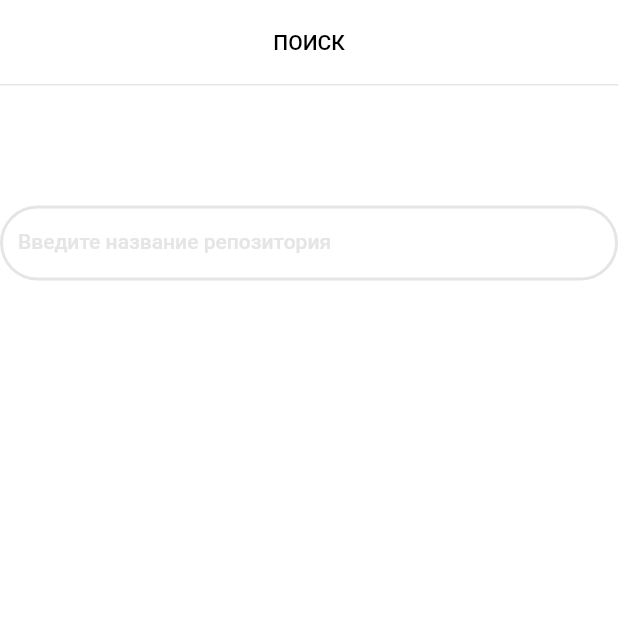
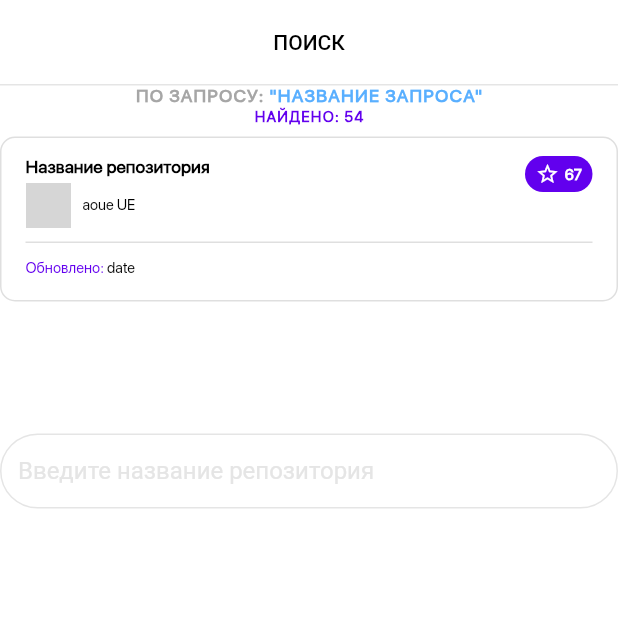
Before and after one commit to Dan-Crane/flutter_github_tz, a Flutter app: the screen it shows after launch, on a phone screen of 412 x 824 dp, the top half of it. Run offline on Flutter 3.47's test engine with Material 2 defaults, Android fonts, the phone set to English and light mode, and no system bars; our stand-ins replace adaptive_theme; network calls fail; grey boxes are pictures that could not be loaded.

Commit message:
ui to result page

```diff
--- a/lib/internal/app.dart
+++ b/lib/internal/app.dart
@@ -14,13 +14,13 @@ class App extends StatelessWidget {
       light: kLightTheme,
       initial: AdaptiveThemeMode.light,
       builder: (light, dark) => MaterialApp(
-        // localizationsDelegates: [
-        //   S.delegate,
-        //   GlobalMaterialLocalizations.delegate,
-        //   GlobalWidgetsLocalizations.delegate,
-        //   GlobalCupertinoLocalizations.delegate,
-        // ],
-        // supportedLocales: S.delegate.supportedLocales,
+        localizationsDelegates: [
+          S.delegate,
+          GlobalMaterialLocalizations.delegate,
+          GlobalWidgetsLocalizations.delegate,
+          GlobalCupertinoLocalizations.delegate,
+        ],
+        supportedLocales: S.delegate.supportedLocales,
         title: 'GitHub_tz',
         theme: light,
         darkTheme: dark,
--- a/lib/l10n/intl_ru_RU.arb
+++ b/lib/l10n/intl_ru_RU.arb
@@ -1,6 +1,9 @@
 {
-  "search_page": {
-    "app_bar":"ПОИСК",
-    "test":"test"
-  }
+  "@@locale": "ru_RU",
+  "search_P_app_bar": "ПОИСК",
+  "search_P_btn": "ПОИСК",
+  "result_P_app": "РЕЗУЛЬТАТ ПОИСКА",
+  "result_P_title" : "ПО ЗАПРОСУ: ",
+  "result_P_subtitle" : "НАЙДЕНО: ",
+  "result_card_info" : "Обновлено: "
 }
--- a/lib/presentation/home_page/home_page.dart
+++ b/lib/presentation/home_page/home_page.dart
@@ -1,5 +1,11 @@
 import 'package:flutter/material.dart';
 import 'package:github_tz/presentation/home_page/widgets/search_input.dart';
+import 'package:github_tz/presentation/result_page/widgets/custom_tile.dart';
+import 'package:github_tz/presentation/result_page/widgets/descr.dart';
+import 'package:github_tz/presentation/result_page/widgets/title.dart';
+import 'package:github_tz/presentation/widgets/app_bar.dart';
+
+import '../../generated/l10n.dart';
 
 class HomePage extends StatelessWidget {
   const HomePage({Key key}) : super(key: key);
@@ -7,21 +13,12 @@ class HomePage extends StatelessWidget {
   @override
   Widget build(BuildContext context) {
     return Scaffold(
-      appBar: AppBar(
-        title: Text(
-          'ПОИСК',
-          style: Theme.of(context).textTheme.subtitle1,
-        ),
-        bottom: PreferredSize(
-          child: Container(
-            color: Theme.of(context).primaryColor,
-            height: 1.0,
-          ),
-          preferredSize: Size.fromHeight(1.0),
-        ),
-      ),
+      appBar: appBar(ctx: context, descr: S.of(context).search_P_app_bar),
       body: Column(
         children: [
+          ResultPageTitle(text: 'НАЗВАНИЕ ЗАПРОСА'),
+          Descr(repoLength: 54),
+          CustomTile(),
           SizedBox(height: 80),
           SearchInput(),
         ],
--- a/lib/presentation/home_page/widgets/search_input.dart
+++ b/lib/presentation/home_page/widgets/search_input.dart
@@ -23,7 +23,7 @@ class SearchInput extends StatelessWidget {
           enabledBorder: OutlineInputBorder(
             borderRadius: BorderRadius.circular(50),
             borderSide: BorderSide(
-              width: 2,
+              width: 1,
               color: Theme.of(context).primaryColor,
             ),
           ),
--- /dev/null
+++ b/lib/presentation/result_page/result_page.dart
@@ -0,0 +1,10 @@
+import 'package:flutter/material.dart';
+
+class ResultPage extends StatelessWidget {
+  const ResultPage({Key key}) : super(key: key);
+
+  @override
+  Widget build(BuildContext context) {
+    return Container();
+  }
+}
--- /dev/null
+++ b/lib/presentation/result_page/widgets/custom_tile.dart
@@ -0,0 +1,179 @@
+import 'package:flutter/material.dart';
+
+import '../../../generated/l10n.dart';
+
+class CustomTile extends StatelessWidget {
+  const CustomTile({Key key}) : super(key: key);
+
+  @override
+  Widget build(BuildContext context) {
+    return Container(
+      height: 110.0,
+      width: double.infinity,
+      margin: const EdgeInsets.symmetric(vertical: 8),
+      padding: const EdgeInsets.fromLTRB(16, 12, 16, 16),
+      decoration: BoxDecoration(
+        borderRadius: BorderRadius.circular(10),
+        border: Border.all(
+          width: 1,
+          color: Theme.of(context).colorScheme.primary,
+        ),
+      ),
+      child: Column(
+        crossAxisAlignment: CrossAxisAlignment.stretch,
+        mainAxisAlignment: MainAxisAlignment.spaceBetween,
+        children: [
+          _Header(),
+          Spacer(),
+          Divider(height: 1.0, thickness: 1.0),
+          SizedBox(height: 10),
+          _Body(date: 'date'),
+        ],
+      ),
+    );
+  }
+}
+
+class _Header extends StatelessWidget {
+  const _Header({Key key}) : super(key: key);
+
+  @override
+  Widget build(BuildContext context) {
+    return Row(
+      mainAxisAlignment: MainAxisAlignment.spaceBetween,
+      crossAxisAlignment: CrossAxisAlignment.start,
+      children: [
+        _HeaderInfo(
+            repoName: 'Название репозитория',
+            userName: 'aoue UE',
+            avatar:
+                'https://external-content.duckduckgo.com/iu/?u=http%3A%2F%2Fwww.ryanphotographic.com%2Fimages%2FJPEGS%2FFelis%2520manul%2520Pallas%27s%2520cat.jpg&f=1&nofb=1'),
+        _HeaderStarBtn(stars: 67),
+      ],
+    );
+  }
+}
+
+class _HeaderInfo extends StatelessWidget {
+  const _HeaderInfo({
+    Key key,
+    @required this.repoName,
+    @required this.userName,
+    @required this.avatar,
+  }) : super(key: key);
+
+  final String repoName;
+  final String userName;
+  final String avatar;
+
+  @override
+  Widget build(BuildContext context) {
+    return Column(
+      crossAxisAlignment: CrossAxisAlignment.start,
+      children: [
+        Text(
+          repoName,
+          style: TextStyle(
+            fontFamily: 'SFProDisplay',
+            color: Colors.black,
+            fontWeight: FontWeight.w600,
+            fontSize: 12,
+          ),
+        ),
+        SizedBox(height: 4),
+        Row(
+          mainAxisAlignment: MainAxisAlignment.center,
+          children: [
+            Container(
+              width: 30,
+              height: 30,
+              child: ClipOval(
+                child: Image.network(avatar, fit: BoxFit.fill),
+              ),
+            ),
+            SizedBox(width: 8),
+            Text(
+              userName,
+              style: TextStyle(
+                fontFamily: 'SFProDisplay',
+                height: 1,
+                color: Colors.black,
+                fontSize: 10,
+                fontWeight: FontWeight.normal,
+              ),
+            )
+          ],
+        ),
+      ],
+    );
+  }
+}
+
+class _HeaderStarBtn extends StatelessWidget {
+  const _HeaderStarBtn({Key key, @required this.stars}) : super(key: key);
+
+  final int stars;
+
+  @override
+  Widget build(BuildContext context) {
+    return Container(
+      height: 24,
+      padding: const EdgeInsets.symmetric(horizontal: 7, vertical: 4),
+      decoration: BoxDecoration(
+        color: Theme.of(context).colorScheme.primaryVariant,
+        borderRadius: BorderRadius.circular(50),
+      ),
+      constraints: BoxConstraints(minWidth: 45),
+      child: Row(
+        mainAxisAlignment: MainAxisAlignment.spaceBetween,
+        children: [
+          Icon(Icons.star_border, size: 16, color: Colors.white),
+          SizedBox(width: 2),
+          Text(
+            stars.toString(),
+            style: TextStyle(
+              fontFamily: 'SFProDisplay',
+              fontSize: 10,
+              fontWeight: FontWeight.w600,
+              color: Colors.white,
+            ),
+          ),
+        ],
+      ),
+    );
+  }
+}
+
+class _Body extends StatelessWidget {
+  const _Body({Key key, @required this.date}) : super(key: key);
+
+  final String date;
+
+  @override
+  Widget build(BuildContext context) {
+    return RichText(
+      text: TextSpan(
+        children: [
+          TextSpan(
+            text: S.of(context).result_card_info,
+            style: TextStyle(
+              fontFamily: 'SFProDisplay',
+              color: Theme.of(context).colorScheme.primaryVariant,
+              fontWeight: FontWeight.normal,
+              fontSize: 10,
+            ),
+          ),
+          TextSpan(
+            text: date,
+            style: TextStyle(
+              fontFamily: 'SFProDisplay',
+              color: Colors.black,
+              fontWeight: FontWeight.normal,
+              fontSize: 10,
+            ),
+          ),
+        ],
+      ),
+    );
+  }
+}
--- /dev/null
+++ b/lib/presentation/result_page/widgets/descr.dart
@@ -0,0 +1,30 @@
+import 'package:flutter/material.dart';
+
+import '../../../generated/l10n.dart';
+
+class Descr extends StatelessWidget {
+  const Descr({Key key, @required this.repoLength}) : super(key: key);
+
+  final int repoLength;
+
+  @override
+  Widget build(BuildContext context) {
+    return Center(
+      child: RichText(
+        text: TextSpan(
+          style: TextStyle(
+            fontFamily: 'SFProDisplay',
+            color: Theme.of(context).colorScheme.primaryVariant,
+            fontWeight: FontWeight.w600,
+            fontSize: 10,
+            letterSpacing: 0.8,
+          ),
+          children: [
+            TextSpan(text: S.of(context).result_P_subtitle),
+            TextSpan(text: repoLength.toString()),
+          ],
+        ),
+      ),
+    );
+  }
+}
--- /dev/null
+++ b/lib/presentation/result_page/widgets/title.dart
@@ -0,0 +1,31 @@
+import 'package:flutter/material.dart';
+
+import '../../../generated/l10n.dart';
+
+class ResultPageTitle extends StatelessWidget {
+  const ResultPageTitle({Key key, @required this.text}) : super(key: key);
+
+  final String text;
+
+  @override
+  Widget build(BuildContext context) {
+    return Center(
+      child: RichText(
+        text: TextSpan(
+          children: [
+            TextSpan(
+              text: S.of(context).result_P_title,
+              style: Theme.of(context).textTheme.headline1,
+            ),
+            TextSpan(
+              text: '"${text.toUpperCase()}"',
+              style: Theme.of(context).textTheme.headline1.merge(
+                    TextStyle(color: Theme.of(context).accentColor),
+                  ),
+            ),
+          ],
+        ),
+      ),
+    );
+  }
+}
--- a/lib/presentation/themes/kLightTheme.dart
+++ b/lib/presentation/themes/kLightTheme.dart
@@ -4,19 +4,37 @@ final kLightTheme = ThemeData.light().copyWith(
   scaffoldBackgroundColor: Colors.white,
   appBarTheme: AppBarTheme(
     color: Colors.white,
-    // textTheme: ,
+    textTheme: TextTheme(
+      headline6: TextStyle(
+        color: Colors.black,
+        fontSize: 14,
+        fontWeight: FontWeight.w500,
+      ),
+    ),
     elevation: 0.0,
     centerTitle: true,
   ),
   textTheme: TextTheme(
-    subtitle1: TextStyle(
-      fontSize: 14.0,
-      color: Colors.black,
+    headline1: TextStyle(
+      fontSize: 12.0,
+      letterSpacing: 0.8,
+      color: Color.fromRGBO(166, 166, 166, 1.0),
       fontFamily: 'SFProDisplay',
-      fontWeight: FontWeight.w500,
+      fontWeight: FontWeight.w700,
     ),
+    bodyText1: TextStyle(
+      color: Colors.red,
+    ),
+  ),
+  colorScheme: ColorScheme.light().copyWith(
+    // #DFDFDF
+    primary: Color.fromRGBO(223, 223, 223, 1.0),
+    // #A6A6A6
+    primaryVariant: Color.fromRGBO(166, 166, 166, 1.0),
+    // secondary:
   ),
   primaryColor: Color.fromRGBO(229, 229, 229, 1.0),
   accentColor: Color.fromRGBO(89, 175, 255, 1.0),
-  hintColor: Colors.white,
+  hintColor: Color.fromRGBO(166, 166, 166, 1.0),
+  dividerColor: Color.fromRGBO(223, 223, 223, 1.0),
 );
--- /dev/null
+++ b/lib/presentation/widgets/app_bar.dart
@@ -0,0 +1,12 @@
+import 'package:flutter/material.dart';
+
+AppBar appBar({@required BuildContext ctx, String descr}) => AppBar(
+      title: Text(descr),
+      bottom: PreferredSize(
+        child: Container(
+          color: Theme.of(ctx).primaryColor,
+          height: 1.0,
+        ),
+        preferredSize: Size.fromHeight(1.0),
+      ),
+    );
```
Also changed, not shown: pubspec.yaml (+2 -6 lines), lib/generated/intl/messages_all.dart, lib/generated/intl/messages_en.dart (deleted), lib/generated/intl/messages_ru_RU.dart, lib/generated/l10n.dart.
